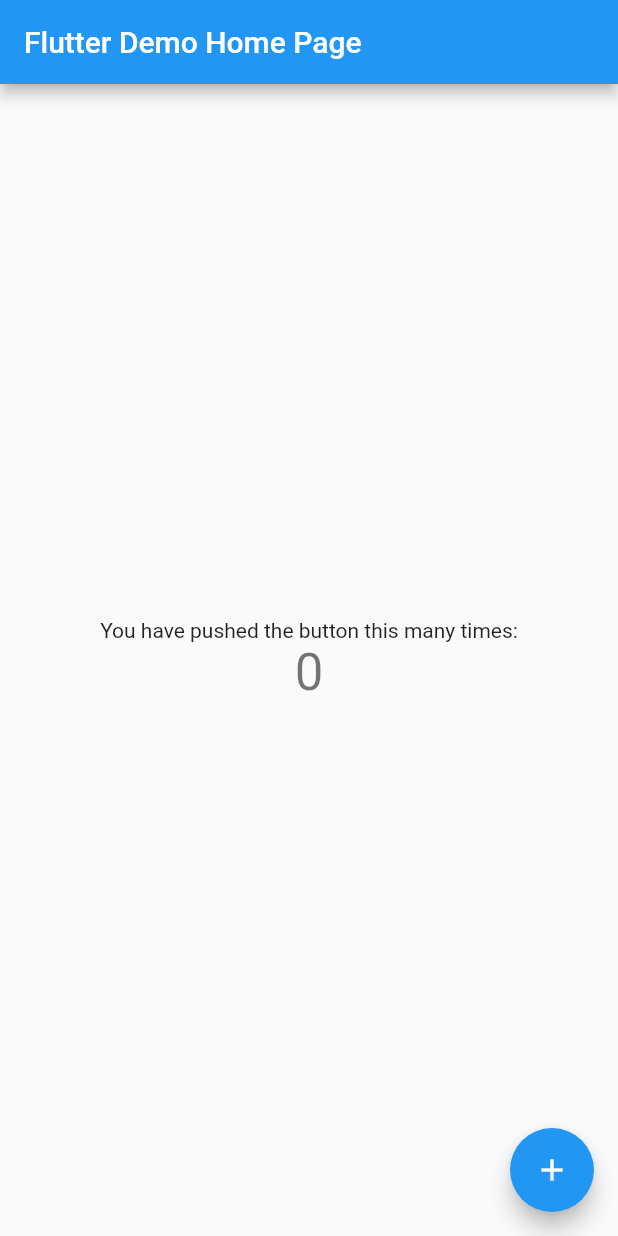
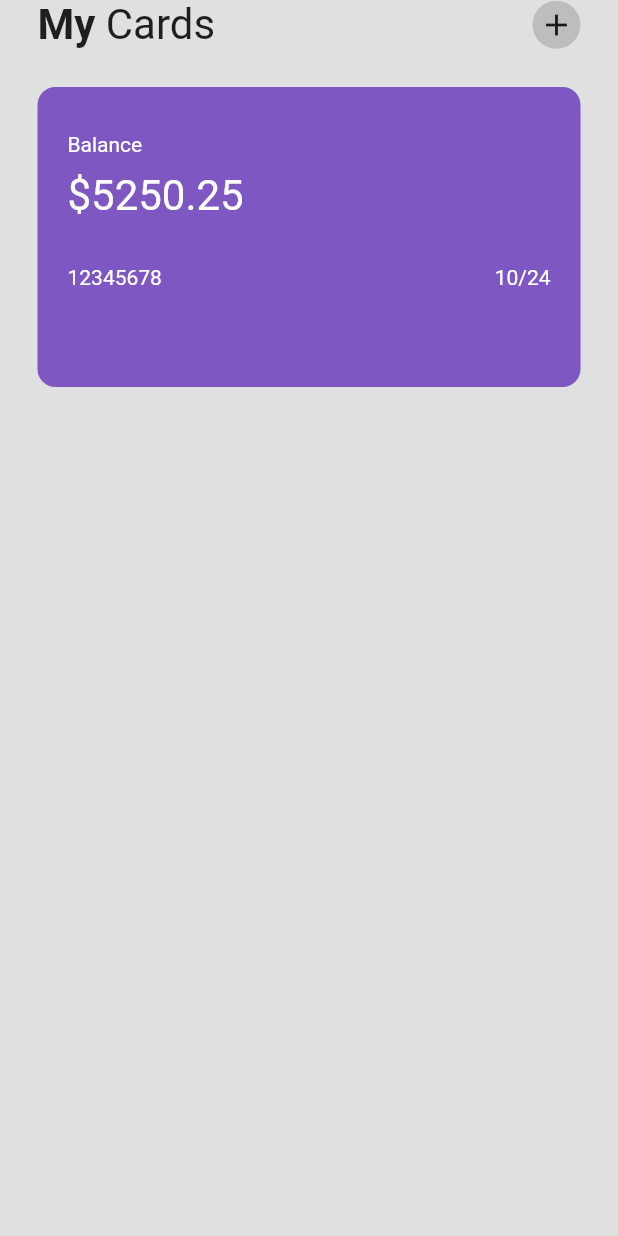
Before and after one commit to BerPGR/wallet-flutter, a Flutter app: the screen it shows after launch, on a phone screen of 412 x 824 dp. Run offline on Flutter 3.47's test engine with Material 2 defaults, Android fonts, the phone set to English and light mode, and no system bars.

Commit message:
Created cards section

```diff
--- a/lib/main.dart
+++ b/lib/main.dart
@@ -1,4 +1,5 @@
 import 'package:flutter/material.dart';
+import 'package:wallet_ui/pages/home_page.dart';
 
 void main() {
   runApp(const MyApp());
@@ -7,109 +8,11 @@ void main() {
 class MyApp extends StatelessWidget {
   const MyApp({super.key});
 
-  // This widget is the root of your application.
   @override
   Widget build(BuildContext context) {
     return MaterialApp(
-      title: 'Flutter Demo',
-      theme: ThemeData(
-        // This is the theme of your application.
-        //
-        // Try running your application with "flutter run". You'll see the
-        // application has a blue toolbar. Then, without quitting the app, try
-        // changing the primarySwatch below to Colors.green and then invoke
-        // "hot reload" (press "r" in the console where you ran "flutter run",
-        // or simply save your changes to "hot reload" in a Flutter IDE).
-        // Notice that the counter didn't reset back to zero; the application
-        // is not restarted.
-        primarySwatch: Colors.blue,
-      ),
-      home: const MyHomePage(title: 'Flutter Demo Home Page'),
+      debugShowCheckedModeBanner: false,
+      home: HomePage(),
     );
   }
 }
-
-class MyHomePage extends StatefulWidget {
-  const MyHomePage({super.key, required this.title});
-
-  // This widget is the home page of your application. It is stateful, meaning
-  // that it has a State object (defined below) that contains fields that affect
-  // how it looks.
-
-  // This class is the configuration for the state. It holds the values (in this
-  // case the title) provided by the parent (in this case the App widget) and
-  // used by the build method of the State. Fields in a Widget subclass are
-  // always marked "final".
-
-  final String title;
-
-  @override
-  State<MyHomePage> createState() => _MyHomePageState();
-}
-
-class _MyHomePageState extends State<MyHomePage> {
-  int _counter = 0;
-
-  void _incrementCounter() {
-    setState(() {
-      // This call to setState tells the Flutter framework that something has
-      // changed in this State, which causes it to rerun the build method below
-      // so that the display can reflect the updated values. If we changed
-      // _counter without calling setState(), then the build method would not be
-      // called again, and so nothing would appear to happen.
-      _counter++;
-    });
-  }
-
-  @override
-  Widget build(BuildContext context) {
-    // This method is rerun every time setState is called, for instance as done
-    // by the _incrementCounter method above.
-    //
-    // The Flutter framework has been optimized to make rerunning build methods
-    // fast, so that you can just rebuild anything that needs updating rather
-    // than having to individually change instances of widgets.
-    return Scaffold(
-      appBar: AppBar(
-        // Here we take the value from the MyHomePage object that was created by
-        // the App.build method, and use it to set our appbar title.
-        title: Text(widget.title),
-      ),
-      body: Center(
-        // Center is a layout widget. It takes a single child and positions it
-        // in the middle of the parent.
-        child: Column(
-          // Column is also a layout widget. It takes a list of children and
-          // arranges them vertically. By default, it sizes itself to fit its
-          // children horizontally, and tries to be as tall as its parent.
-          //
-          // Invoke "debug painting" (press "p" in the console, choose the
-          // "Toggle Debug Paint" action from the Flutter Inspector in Android
-          // Studio, or the "Toggle Debug Paint" command in Visual Studio Code)
-          // to see the wireframe for each widget.
-          //
-          // Column has various properties to control how it sizes itself and
-          // how it positions its children. Here we use mainAxisAlignment to
-          // center the children vertically; the main axis here is the vertical
-          // axis because Columns are vertical (the cross axis would be
-          // horizontal).
-          mainAxisAlignment: MainAxisAlignment.center,
-          children: <Widget>[
-            const Text(
-              'You have pushed the button this many times:',
-            ),
-            Text(
-              '$_counter',
-              style: Theme.of(context).textTheme.headlineMedium,
-            ),
-          ],
-        ),
-      ),
-      floatingActionButton: FloatingActionButton(
-        onPressed: _incrementCounter,
-        tooltip: 'Increment',
-        child: const Icon(Icons.add),
-      ), // This trailing comma makes auto-formatting nicer for build methods.
-    );
-  }
-}
--- /dev/null
+++ b/lib/pages/home_page.dart
@@ -0,0 +1,95 @@
+import 'package:flutter/material.dart';
+import 'package:flutter/src/widgets/framework.dart';
+import 'package:flutter/src/widgets/placeholder.dart';
+import 'package:wallet_ui/util/my_card.dart';
+
+class HomePage extends StatefulWidget {
+  const HomePage({super.key});
+
+  @override
+  State<HomePage> createState() => _HomePageState();
+}
+
+class _HomePageState extends State<HomePage> {
+  @override
+  Widget build(BuildContext context) {
+    return Scaffold(
+      backgroundColor: Colors.grey[300],
+      body: SafeArea(
+        child: Column(
+          children: [
+            //app bar
+            Padding(
+              padding: const EdgeInsets.symmetric(horizontal: 25),
+              child: Row(
+                mainAxisAlignment: MainAxisAlignment.spaceBetween,
+                children: [
+                  Row(
+                    children: [
+                      Text(
+                        'My',
+                        style: TextStyle(
+                            fontSize: 28, fontWeight: FontWeight.bold),
+                      ),
+                      Text(
+                        ' Cards',
+                        style: TextStyle(fontSize: 28),
+                      ),
+                    ],
+                  ),
+
+                  //plus button
+                  Container(
+                    padding: EdgeInsets.all(4),
+                    decoration: BoxDecoration(
+                        shape: BoxShape.circle, color: Colors.grey[400]),
+                    child: Icon(Icons.add),
+                  ),
+                ],
+              ),
+            ),
+
+            SizedBox(
+              height: 25,
+            ),
+
+            //cards
+            Container(
+              height: 200,
+              child: PageView(
+                scrollDirection: Axis.horizontal,
+                children: [
+                  MyCard(
+                    balance: 5250.25,
+                    cardNumber: 12345678,
+                    expiryMonth: 10,
+                    expiryYear: 24,
+                    color: Colors.deepPurple[400],
+                  ),
+                  MyCard(
+                    balance: 342.23,
+                    cardNumber: 12345678,
+                    expiryMonth: 11,
+                    expiryYear: 23,
+                    color: Colors.blue[400],
+                  ),
+                  MyCard(
+                    balance: 420.42,
+                    cardNumber: 12345678,
+                    expiryMonth: 8,
+                    expiryYear: 22,
+                    color: Colors.green[400],
+                  ),
+                ],
+              ),
+            )
+
+            // 3 buttons -> send + pay + bills
+
+            // column -> stats + transactions
+          ],
+        ),
+      ),
+    );
+  }
+}
--- /dev/null
+++ b/lib/util/my_card.dart
@@ -0,0 +1,67 @@
+// ignore_for_file: public_member_api_docs, sort_constructors_first
+import 'package:flutter/material.dart';
+
+class MyCard extends StatelessWidget {
+  final double balance;
+  final int cardNumber;
+  final int expiryMonth;
+  final int expiryYear;
+  final color;
+
+  const MyCard(
+      {Key? key,
+      required this.balance,
+      required this.cardNumber,
+      required this.expiryMonth,
+      required this.expiryYear,
+      required this.color})
+      : super(key: key);
+
+  @override
+  Widget build(BuildContext context) {
+    return Padding(
+      padding: const EdgeInsets.symmetric(horizontal: 25),
+      child: Container(
+        padding: EdgeInsets.all(20),
+        width: 300,
+        decoration: BoxDecoration(
+            color: color, borderRadius: BorderRadius.circular(12)),
+        child: Column(
+          crossAxisAlignment: CrossAxisAlignment.start,
+          children: [
+            SizedBox(
+              height: 10,
+            ),
+            Text(
+              'Balance',
+              style: TextStyle(color: Colors.white),
+            ),
+            SizedBox(
+              height: 10,
+            ),
+            Text(
+              '\$' + balance.toString(),
+              style: TextStyle(color: Colors.white, fontSize: 28),
+            ),
+            SizedBox(
+              height: 30,
+            ),
+            Row(
+              mainAxisAlignment: MainAxisAlignment.spaceBetween,
+              children: [
+                Text(
+                  cardNumber.toString(),
+                  style: TextStyle(color: Colors.white),
+                ),
+                Text(
+                  expiryMonth.toString() + '/' + expiryYear.toString(),
+                  style: TextStyle(color: Colors.white),
+                )
+              ],
+            ),
+          ],
+        ),
+      ),
+    );
+  }
+}
--- a/pubspec.yaml
+++ b/pubspec.yaml
@@ -35,6 +35,7 @@ dependencies:
   # The following adds the Cupertino Icons font to your application.
   # Use with the CupertinoIcons class for iOS style icons.
   cupertino_icons: ^1.0.2
+  smooth_page_indicator: ^1.0.0+2
 
 dev_dependencies:
   flutter_test:
```
Also changed, not shown: pubspec.lock, 1 other file.
